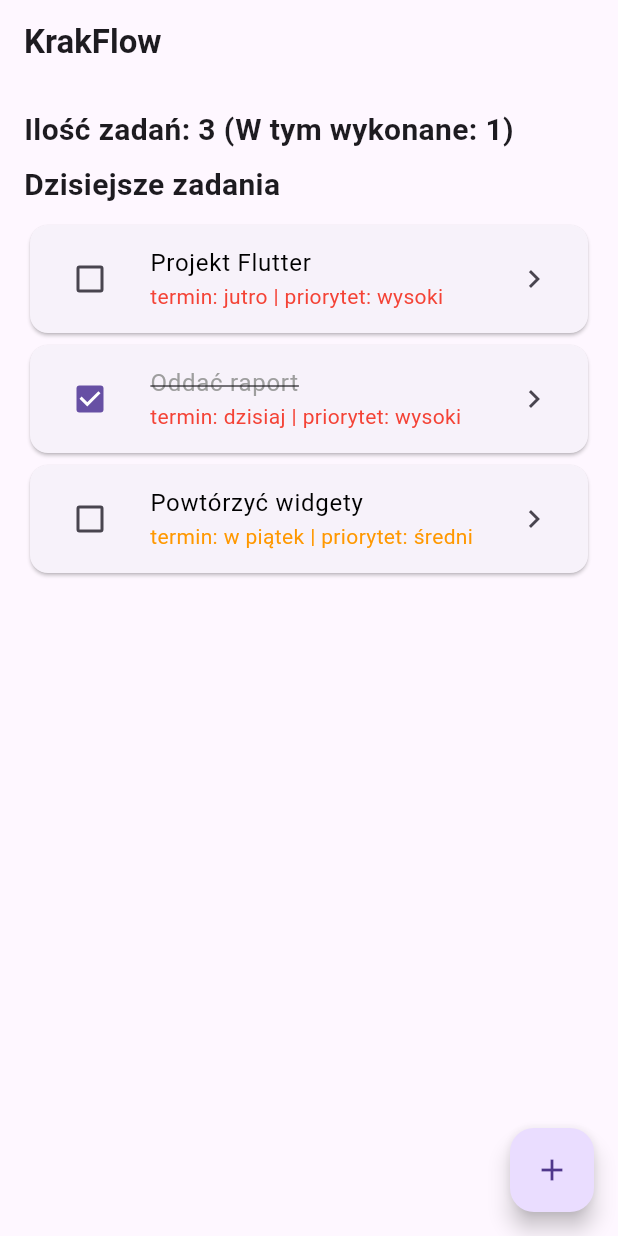
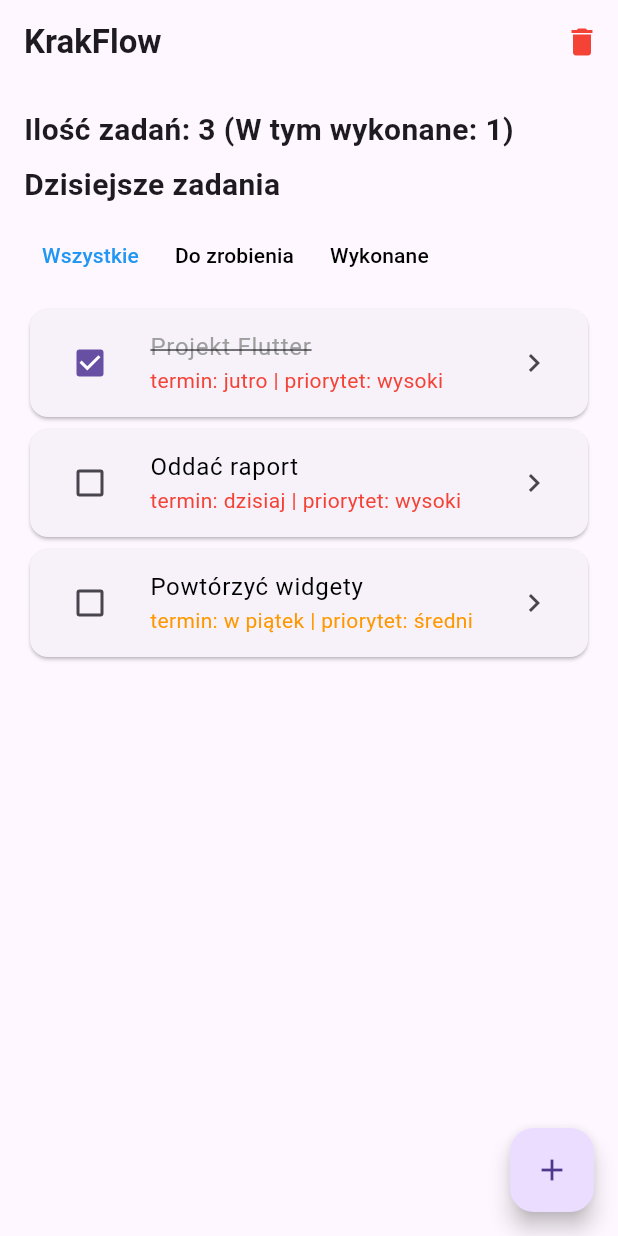
Before and after one commit to wiktorl16/tam_todo_uken, a Flutter app: the screen it shows after launch, on a phone screen of 412 x 824 dp. Run offline on Flutter 3.47's test engine with Material 3 defaults, Android fonts, the phone set to English and light mode, and no system bars.

Commit message:
lab 7 - krakflow interactions

```diff
--- a/lib/main.dart
+++ b/lib/main.dart
@@ -2,7 +2,9 @@ import 'package:flutter/material.dart';
 import 'task_repository.dart';
 
 void main() {
-  runApp(const MyApp());
+  runApp(const MaterialApp(
+    home: MyApp(),
+  ));
 }
 
 class MyApp extends StatefulWidget {
@@ -13,20 +15,70 @@ class MyApp extends StatefulWidget {
 }
 
 class _MyAppState extends State<MyApp> {
+  String filter = "wszystkie";
+  String selectedFilter = "wszystkie";
+
   @override
   Widget build(BuildContext context) {
-    final List<Task> tasks = TaskRepository.tasks;
+    List<Task> filteredTasks = TaskRepository.tasks;
 
-    final doneCount = tasks.where((t) => t.done).length;
+    if (selectedFilter == "wykonane") {
+      filteredTasks = TaskRepository.tasks.where((task) => task.done).toList();
+    } else if (selectedFilter == "do zrobienia") {
+      filteredTasks = TaskRepository.tasks.where((task) => !task.done).toList();
+    }
 
-    return MaterialApp(
-      title: 'KrakFlow',
-      home: Scaffold(
+    final doneCount = filteredTasks.where((t) => t.done).length;
+
+    return Scaffold(
         appBar: AppBar(
           title: Text(
             "KrakFlow",
             style: const TextStyle(fontSize: 22, fontWeight: FontWeight.bold),
           ),
+          actions: [
+            IconButton(
+              icon: Icon(Icons.delete),
+              color: TaskRepository.tasks.isEmpty ? Colors.grey : Colors.red,
+              onPressed: TaskRepository.tasks.isEmpty
+                  ? null
+                  : () {
+                      showDialog(
+                        context: context,
+                        builder: (context) {
+                          return AlertDialog(
+                            title: Text("Potwierdzenie"),
+                            content: Text(
+                              "Czy na pewno chcesz usunąć wszystkie zadania?",
+                            ),
+                            actions: [
+                              TextButton(
+                                onPressed: () => Navigator.pop(context),
+                                child: Text("Anuluj"),
+                              ),
+                              TextButton(
+                                onPressed: () {
+                                  final messenger = ScaffoldMessenger.of(context);
+
+                                  setState(() {
+                                    TaskRepository.tasks.clear();
+                                  });
+
+                                  Navigator.pop(context);
+
+                                  messenger.showSnackBar(
+                                    const SnackBar(content: Text("Usunięto wszystkie zadania.")),
+                                  );
+                                },
+                                child: Text("Usuń"),
+                              ),
+                            ],
+                          );
+                        },
+                      );
+                    },
+            ),
+          ],
         ),
         body: Padding(
           padding: const EdgeInsets.all(16),
@@ -34,7 +86,7 @@ class _MyAppState extends State<MyApp> {
             crossAxisAlignment: CrossAxisAlignment.start,
             children: [
               Text(
-                "Ilość zadań: ${tasks.length} (W tym wykonane: $doneCount)",
+                "Ilość zadań: ${filteredTasks.length} (W tym wykonane: $doneCount)",
                 style: const TextStyle(
                   fontSize: 20,
                   fontWeight: FontWeight.bold,
@@ -46,11 +98,20 @@ class _MyAppState extends State<MyApp> {
                 style: TextStyle(fontSize: 20, fontWeight: FontWeight.bold),
               ),
               const SizedBox(height: 8),
+              FilterBar(
+                selectedFilter: selectedFilter,
+                onFilterChanged: (value) {
+                  setState(() {
+                    selectedFilter = value;
+                  });
+                },
+              ),
+              const SizedBox(height: 8),
               Expanded(
                 child: ListView.builder(
-                  itemCount: tasks.length,
+                  itemCount: filteredTasks.length,
                   itemBuilder: (context, index) {
-                    final task = TaskRepository.tasks[index];
+                    final task = filteredTasks[index];
                     return Dismissible(
                       key: ValueKey(task.title),
                       direction: DismissDirection.endToStart,
@@ -66,9 +127,9 @@ class _MyAppState extends State<MyApp> {
                         );
                       },
                       child: TaskCard(
-                        title: tasks[index].title,
+                        title: filteredTasks[index].title,
                         subtitle:
-                            "termin: ${tasks[index].deadline} | priorytet: ${tasks[index].priority}",
+                            "termin: ${filteredTasks[index].deadline} | priorytet: ${filteredTasks[index].priority}",
                         done: task.done,
                         onChanged: (value) {
                           setState(() {
@@ -84,7 +145,12 @@ class _MyAppState extends State<MyApp> {
                           );
                           if (updatedTask != null) {
                             setState(() {
-                              TaskRepository.tasks[index] = updatedTask;
+                              final originalIndex = TaskRepository.tasks
+                                  .indexOf(task);
+                              if (originalIndex != -1) {
+                                TaskRepository.tasks[originalIndex] =
+                                    updatedTask;
+                              }
                             });
                           }
                         },
@@ -125,7 +191,52 @@ class _MyAppState extends State<MyApp> {
             );
           },
         ),
-      ),
+      );
+  }
+}
+
+class FilterBar extends StatelessWidget {
+  final String selectedFilter;
+  final ValueChanged<String> onFilterChanged;
+
+  const FilterBar({
+    super.key,
+    required this.selectedFilter,
+    required this.onFilterChanged,
+  });
+
+  @override
+  Widget build(BuildContext context) {
+    return Row(
+      children: [
+        TextButton(
+          onPressed: () => onFilterChanged("wszystkie"),
+          style: TextButton.styleFrom(
+            foregroundColor: selectedFilter == "wszystkie"
+                ? Colors.blue
+                : Colors.black,
+          ),
+          child: const Text("Wszystkie"),
+        ),
+        TextButton(
+          onPressed: () => onFilterChanged("do zrobienia"),
+          style: TextButton.styleFrom(
+            foregroundColor: selectedFilter == "do zrobienia"
+                ? Colors.blue
+                : Colors.black,
+          ),
+          child: const Text("Do zrobienia"),
+        ),
+        TextButton(
+          onPressed: () => onFilterChanged("wykonane"),
+          style: TextButton.styleFrom(
+            foregroundColor: selectedFilter == "wykonane"
+                ? Colors.blue
+                : Colors.black,
+          ),
+          child: const Text("Wykonane"),
+        ),
+      ],
     );
   }
 }
@@ -197,6 +308,7 @@ class AddTaskScreen extends StatelessWidget {
 
 class EditTaskScreen extends StatelessWidget {
   final Task task;
+
   EditTaskScreen({super.key, required this.task});
 
   final TextEditingController titleController = TextEditingController();
@@ -297,24 +409,17 @@ class TaskCard extends StatelessWidget {
     return Card(
       child: ListTile(
         onTap: onTap,
-        leading: Checkbox(
-          value: done,
-          onChanged: onChanged,
-        ),
+        leading: Checkbox(value: done, onChanged: onChanged),
         title: Text(
           title,
           style: TextStyle(
-            decoration: done
-                ? TextDecoration.lineThrough
-                : TextDecoration.none,
+            decoration: done ? TextDecoration.lineThrough : TextDecoration.none,
             color: done ? Colors.grey : Colors.black,
           ),
         ),
         subtitle: Text(
           subtitle,
-          style: TextStyle(
-            color: getPriorityColor(subtitle),
-          ),
+          style: TextStyle(color: getPriorityColor(subtitle)),
         ),
         trailing: Icon(Icons.chevron_right),
       ),
--- a/lib/task_repository.dart
+++ b/lib/task_repository.dart
@@ -17,13 +17,13 @@ class TaskRepository {
     Task(
       title: "Projekt Flutter",
       deadline: "jutro",
-      done: false,
+      done: true,
       priority: "wysoki",
     ),
     Task(
       title: "Oddać raport",
       deadline: "dzisiaj",
-      done: true,
+      done: false,
       priority: "wysoki",
     ),
     Task(
```
